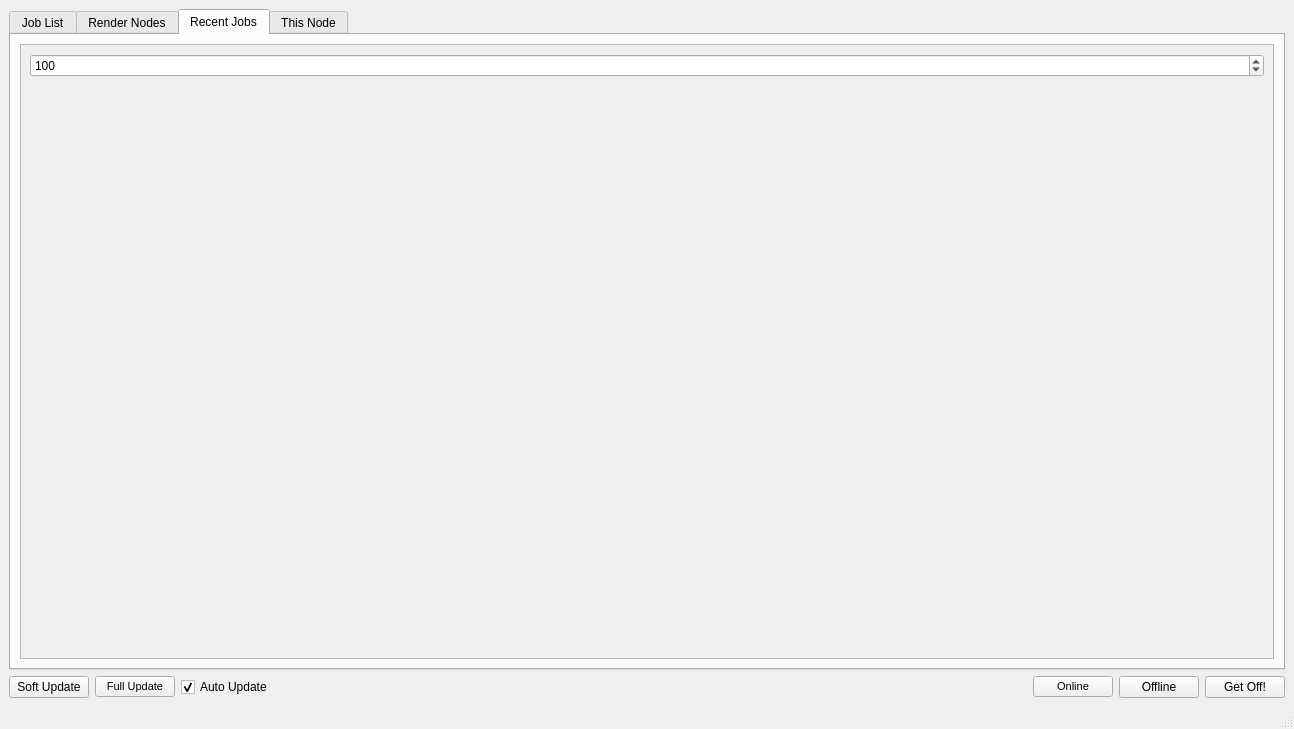
Old version of the form ui/UI_FarmView.ui in the repository david2777/DPS_Hydra.
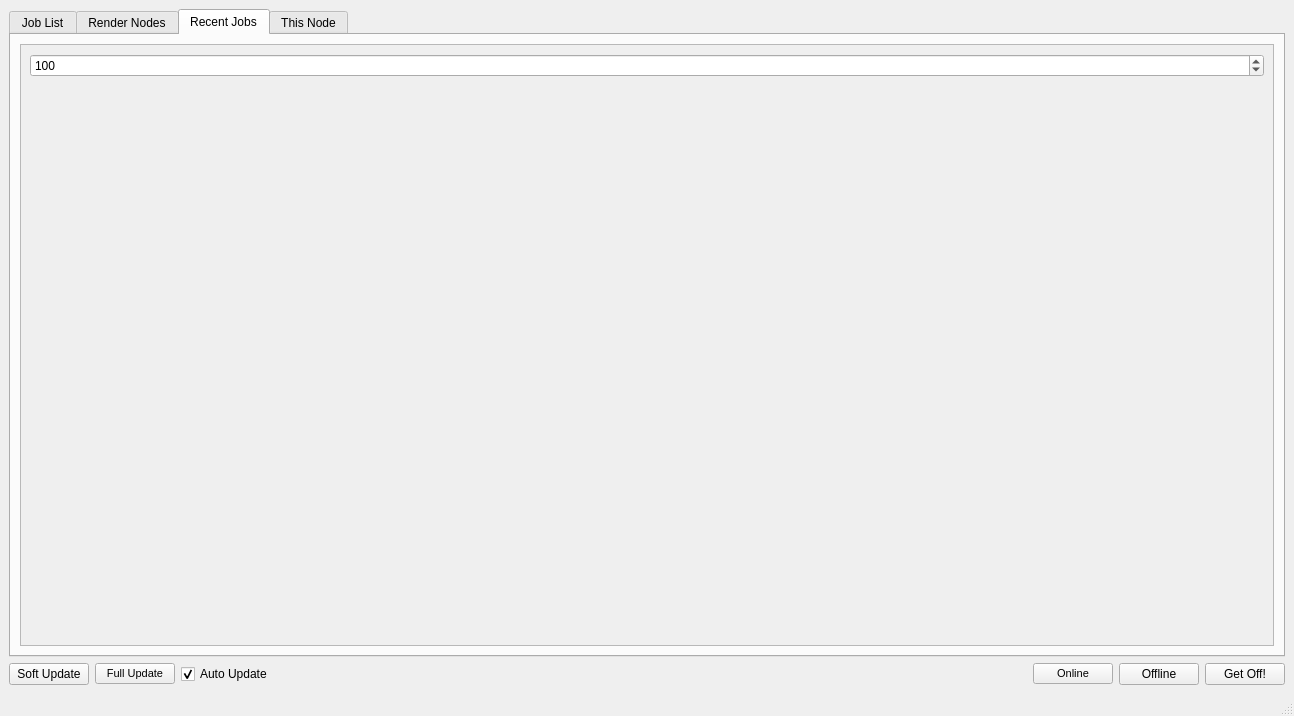
New version of the form. The open tabs and pages were chosen to show the change.

```diff
--- a/ui/UI_FarmView.ui
+++ b/ui/UI_FarmView.ui
@@ -7,7 +7,7 @@
     <x>0</x>
     <y>0</y>
     <width>1294</width>
-    <height>729</height>
+    <height>716</height>
    </rect>
   </property>
   <property name="windowTitle">
@@ -498,8 +498,8 @@
             <rect>
              <x>0</x>
              <y>0</y>
-             <width>63</width>
-             <height>52</height>
+             <width>1250</width>
+             <height>601</height>
             </rect>
            </property>
            <layout class="QGridLayout" name="gridLayout_2">
```
Left out of the diff: 2 changed lines with no effect on the pictures.
